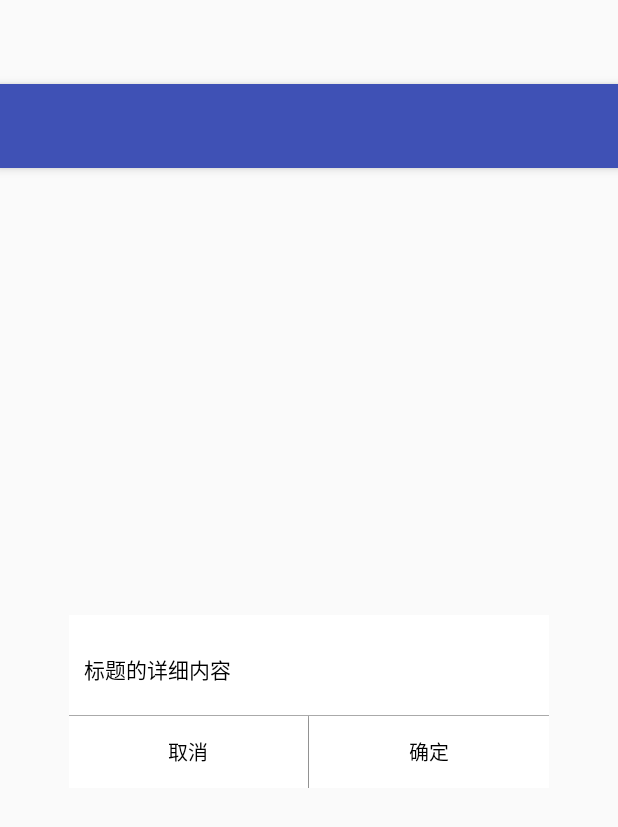
After one commit to 1181631922/FrescoPicLoad, an Android app: the layout activity_dialog.xml on its own in the app's theme, with its tools: preview values and no code run, on a phone screen of 412 x 824 dp. The commit adds this screen. Shown: the top 827 px of the screen. Run offline under Robolectric (Android 15) with nearby library versions, the phone set to English and light mode, and no system bars.

Commit message:
dialog样式的activity

```diff
--- /dev/null
+++ b/app/src/main/res/layout/activity_dialog.xml
@@ -0,0 +1,35 @@
+<?xml version="1.0" encoding="utf-8"?>
+<android.support.design.widget.CoordinatorLayout xmlns:android="http://schemas.android.com/apk/res/android"
+    xmlns:app="http://schemas.android.com/apk/res-auto"
+    xmlns:tools="http://schemas.android.com/tools"
+    android:layout_width="match_parent"
+    android:layout_height="match_parent"
+    android:fitsSystemWindows="true"
+    tools:context="com.fanyafeng.frescopicload.activity.DialogActivity">
+
+    <android.support.design.widget.AppBarLayout
+        android:layout_width="match_parent"
+        android:layout_height="wrap_content"
+        android:theme="@style/AppTheme.AppBarOverlay">
+
+        <android.support.v7.widget.Toolbar
+            android:id="@+id/toolbar"
+            android:layout_width="match_parent"
+            android:layout_height="?attr/actionBarSize"
+            android:background="?attr/colorPrimary"
+            app:popupTheme="@style/AppTheme.PopupOverlay">
+            <!--字号可以自定义，这里默认16dp-->
+            <TextView
+                android:id="@+id/toolbar_center_title"
+                android:layout_width="wrap_content"
+                android:layout_height="wrap_content"
+                android:layout_gravity="center"
+                android:textColor="@android:color/white"
+                android:textSize="@dimen/activity_horizontal_margin" />
+        </android.support.v7.widget.Toolbar>
+
+    </android.support.design.widget.AppBarLayout>
+
+    <include layout="@layout/content_dialog" />
+
+</android.support.design.widget.CoordinatorLayout>
--- /dev/null
+++ b/app/src/main/res/layout/content_dialog.xml
@@ -0,0 +1,86 @@
+<?xml version="1.0" encoding="utf-8"?>
+<android.support.v4.widget.NestedScrollView xmlns:android="http://schemas.android.com/apk/res/android"
+    xmlns:app="http://schemas.android.com/apk/res-auto"
+    xmlns:tools="http://schemas.android.com/tools"
+    android:layout_width="match_parent"
+    android:layout_height="match_parent"
+    android:paddingBottom="@dimen/activity_vertical_margin"
+    android:paddingLeft="@dimen/activity_horizontal_margin"
+    android:paddingRight="@dimen/activity_horizontal_margin"
+    android:paddingTop="@dimen/activity_vertical_margin"
+    app:layout_behavior="@string/appbar_scrolling_view_behavior"
+    tools:context="com.fanyafeng.frescopicload.activity.DialogActivity"
+    tools:showIn="@layout/activity_dialog">
+
+    <!--需要v4或者v7包，不过一般as创建的工程都默认存在,此处采用滑动嵌套布局，为了解决滑动冲突-->
+    <LinearLayout xmlns:android="http://schemas.android.com/apk/res/android"
+        android:layout_width="320dp"
+        android:layout_height="wrap_content"
+        android:layout_gravity="center"
+        android:background="@android:color/white"
+        android:orientation="vertical">
+
+        <TextView
+            android:id="@+id/text_dialog_title"
+            android:layout_width="match_parent"
+            android:layout_height="wrap_content"
+            android:layout_marginTop="10dp"
+            android:gravity="center"
+            android:textColor="@android:color/black"
+            android:textSize="16dp"
+            android:visibility="gone" />
+
+        <TextView
+            android:id="@+id/text_dialog_desc"
+            android:layout_width="match_parent"
+            android:layout_height="wrap_content"
+            android:layout_marginBottom="20dp"
+            android:layout_marginLeft="10dp"
+            android:layout_marginTop="25dp"
+            android:text="标题的详细内容"
+            android:textColor="@android:color/black"
+            android:textSize="14dp" />
+
+        <TextView
+            android:layout_width="match_parent"
+            android:layout_height="1px"
+            android:background="@android:color/darker_gray" />
+
+        <LinearLayout
+            android:layout_width="match_parent"
+            android:layout_height="wrap_content"
+            android:orientation="horizontal">
+
+            <Button
+                android:id="@+id/btn_dialog_cancle"
+                android:layout_width="0dp"
+                android:layout_height="wrap_content"
+                android:layout_weight="1"
+                android:background="@android:color/white"
+                android:paddingBottom="10dp"
+                android:paddingTop="10dp"
+                android:onClick="onClick"
+                android:text="取消"
+                android:textColor="@android:color/black"
+                android:textSize="13dp" />
+
+            <TextView
+                android:layout_width="1px"
+                android:layout_height="match_parent"
+                android:background="@android:color/darker_gray" />
+
+            <Button
+                android:id="@+id/btn_dialog_enter"
+                android:layout_width="0dp"
+                android:layout_height="wrap_content"
+                android:layout_weight="1"
+                android:background="@android:color/white"
+                android:paddingBottom="10dp"
+                android:paddingTop="10dp"
+                android:text="确定"
+                android:onClick="onClick"
+                android:textColor="@android:color/black"
+                android:textSize="13dp" />
+        </LinearLayout>
+    </LinearLayout>
+</android.support.v4.widget.NestedScrollView>
--- a/app/src/main/res/values/strings.xml
+++ b/app/src/main/res/values/strings.xml
@@ -8,4 +8,6 @@
     <string name="title_activity_pic_progress">图片加载过程显示</string>
     <string name="title_activity_cut_pic">显示图片裁剪</string>
     <string name="title_activity_down_pic">只下载不显示</string>
+    <string name="title_activity_dialog">dialog式activity</string>
+    <string name="title_activity_my_receiver">发送广播</string>
 </resources>
--- a/app/src/main/res/values/styles.xml
+++ b/app/src/main/res/values/styles.xml
@@ -17,4 +17,11 @@
 
     <style name="AppTheme.PopupOverlay" parent="ThemeOverlay.AppCompat.Light" />
 
+    <style name="Transparent" parent="AppTheme.NoActionBar">
+        <item name="android:windowBackground">@android:color/transparent</item>
+        <item name="android:windowNoTitle">true</item>
+        <item name="android:windowIsTranslucent">true</item>
+        <item name="android:windowAnimationStyle">@android:style/Animation.Translucent</item>
+    </style>
+
 </resources>
```
Also changed, not shown: app/src/main/AndroidManifest.xml (+10 -0 lines), app/src/main/java/com/fanyafeng/frescopicload/activity/DialogActivity.java (added, +59 -0 lines), app/src/main/java/com/fanyafeng/frescopicload/activity/DownPicActivity.java (+7 -2 lines), app/src/main/java/com/fanyafeng/frescopicload/activity/MainActivity.java (+36 -1 lines), app/src/main/java/com/fanyafeng/frescopicload/activity/MyReceiverActivity.java (added, +60 -0 lines), app/src/main/java/com/fanyafeng/frescopicload/receiver/CustomActions.java (added, +15 -0 lines), app/src/main/java/com/fanyafeng/frescopicload/util/FrescoDealPicUtil.java (+12 -0 lines), app/src/main/res/layout/activity_my_receiver.xml (added, +35 -0 lines), app/src/main/res/layout/content_main.xml (+18 -3 lines), app/src/main/res/layout/content_my_receiver.xml (added, +30 -0 lines).
